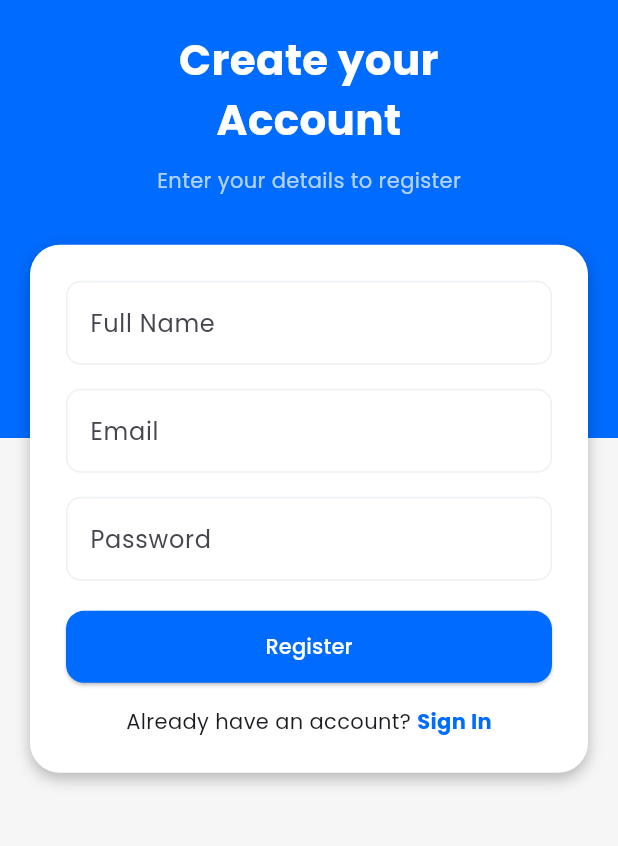
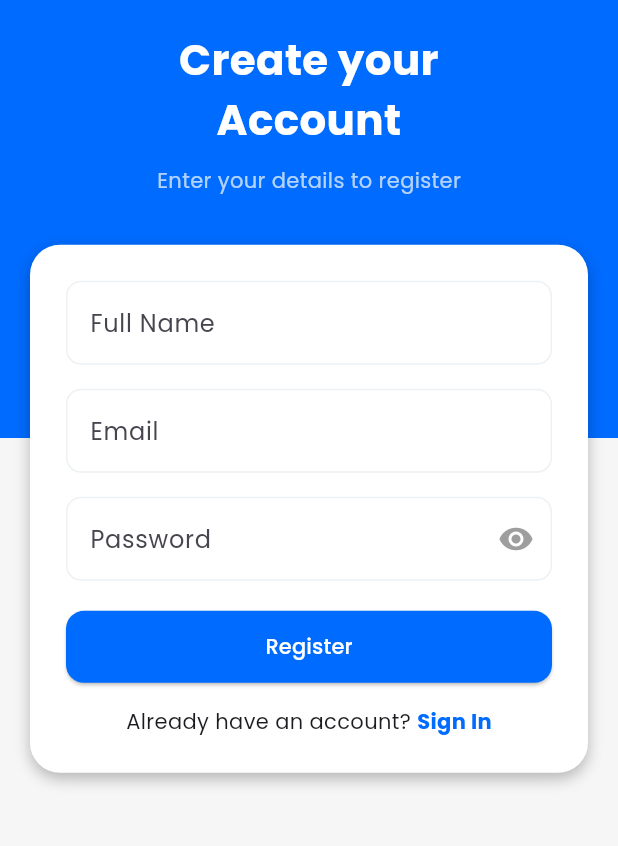
Before and after one commit to Hmlna/Terbangin, a Flutter app: the Register screen opened directly, on a phone screen of 412 x 824 dp, the part 180-1026 px from its top. Run offline on Flutter 3.47's test engine with Material 3 defaults, Android fonts, the phone set to English and light mode, and no system bars; our stand-ins replace flutter_svg, shared_preferences; accounts and stored records are empty.

Commit message:
Update register.dart
obscure text toggle on password

```diff
--- a/lib/register.dart
+++ b/lib/register.dart
@@ -17,6 +17,7 @@ class _RegisterState extends State<Register> {
   final TextEditingController emailController = TextEditingController();
   final TextEditingController passwordController = TextEditingController();
   bool isLoading = false;
+  bool _obscureText = true; // Added to control password visibility
 
   Future<void> register() async {
     setState(() => isLoading = true);
@@ -153,7 +154,7 @@ class _RegisterState extends State<Register> {
 
                     TextField(
                       controller: passwordController,
-                      obscureText: true,
+                      obscureText: _obscureText,
                       decoration: InputDecoration(
                         hintText: "Password",
                         filled: true,
@@ -165,6 +166,17 @@ class _RegisterState extends State<Register> {
                         focusedBorder: OutlineInputBorder(
                           borderSide: const BorderSide(width: 1, color: Color(0xFF006BFF)),
                           borderRadius: BorderRadius.circular(10),
+                        ),
+                        suffixIcon: IconButton(
+                          icon: Icon(
+                            _obscureText ? Icons.visibility : Icons.visibility_off,
+                            color: Colors.grey,
+                          ),
+                          onPressed: () {
+                            setState(() {
+                              _obscureText = !_obscureText;
+                            });
+                          },
                         ),
                       ),
                     ),
```
